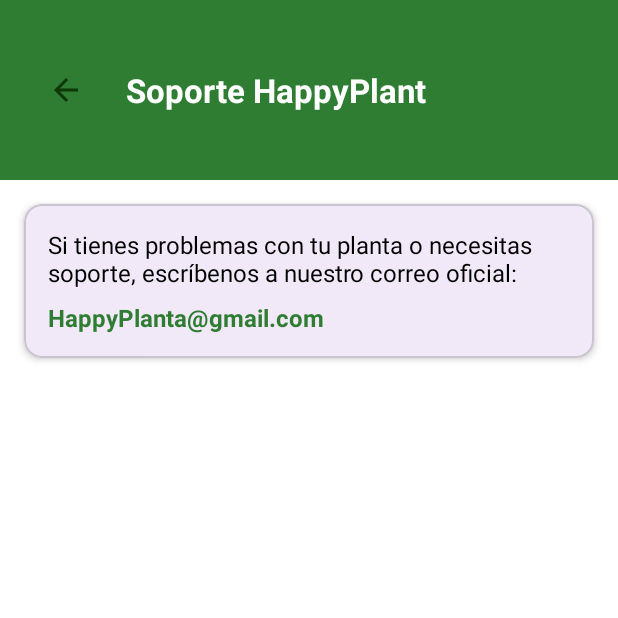
After one commit to mariv542/Plantita-Feliz, an Android app: the soporteActivity screen opened directly, with no data from a screen before it, on a phone screen of 412 x 824 dp, the top half of it. The commit adds this screen. Run offline under Robolectric (Android 15) with nearby library versions, the phone set to English and light mode, and no system bars.

Commit message:
agrego  ecoPerfil el boton de soporte Con su soporte y correo

```diff
--- a/app/src/main/AndroidManifest.xml
+++ b/app/src/main/AndroidManifest.xml
@@ -37,6 +37,7 @@
         <activity android:name=".view.registrar_activity" />
         <activity android:name=".view.ecoUsuario_activity" />
         <activity android:name=".view.dispositivos_activity" />
+        <activity android:name=".view.soporteActivity" />
     </application>
 
 </manifest>
--- a/app/src/main/java/com/example/happyplant/view/perfil_activity.java
+++ b/app/src/main/java/com/example/happyplant/view/perfil_activity.java
@@ -19,7 +19,7 @@ import com.google.firebase.auth.FirebaseAuth;
 public class perfil_activity extends AppCompatActivity {
 
     private FirebaseAuth auth;
-    private MaterialCardView card_InformacionPersonal, card_dispositivos;
+    private MaterialCardView card_InformacionPersonal, card_dispositivos, cardSoporte;
     private MaterialCardView card_logout;
     private ImageButton btnPerfil_regresar;
     private TextView txtGPS;
@@ -40,6 +40,7 @@ public class perfil_activity extends AppCompatActivity {
         // card informacion personal
         card_InformacionPersonal = findViewById(R.id.card_perfil_informacionPersonal);
         card_dispositivos = findViewById(R.id.cardDispositivos);
+        cardSoporte = findViewById(R.id.cardSoporte);
 
         // card log out
         card_logout = findViewById(R.id.card_perfil_Salir);
@@ -71,6 +72,11 @@ public class perfil_activity extends AppCompatActivity {
             // para serrar la pestaña dde login y que no vuelva atras dar finish:
             // finish();
         });
+
+        cardSoporte.setOnClickListener(v -> {
+            Intent intent = new Intent(perfil_activity.this, soporteActivity.class);
+            startActivity(intent);
+        });
         //+--------------------------------------------------------------------------------------------+
     }
 
--- /dev/null
+++ b/app/src/main/java/com/example/happyplant/view/soporteActivity.java
@@ -0,0 +1,37 @@
+package com.example.happyplant.view;
+
+import android.content.Intent;
+import android.net.Uri;
+import android.os.Bundle;
+import android.widget.ImageButton;
+import android.widget.TextView;
+
+import androidx.appcompat.app.AppCompatActivity;
+
+import com.example.happyplant.R;
+
+public class soporteActivity extends AppCompatActivity {
+
+    private ImageButton btnRegresar;
+    private TextView tvCorreoSoporte;
+
+    @Override
+    protected void onCreate(Bundle savedInstanceState) {
+        super.onCreate(savedInstanceState);
+        setContentView(R.layout.activity_soporte);
+
+        btnRegresar = findViewById(R.id.btn_soporte_regresar);
+        tvCorreoSoporte = findViewById(R.id.tvCorreoSoporte);
+
+        // Regresar a la pantalla anterior
+        btnRegresar.setOnClickListener(v -> finish());
+
+        // Abrir correo al hacer click
+        tvCorreoSoporte.setOnClickListener(v -> {
+            Intent intent = new Intent(Intent.ACTION_SENDTO);
+            intent.setData(Uri.parse("mailto:HappyPlanta@gmail.com"));
+            intent.putExtra(Intent.EXTRA_SUBJECT, "Soporte HappyPlant");
+            startActivity(intent);
+        });
+    }
+}
--- /dev/null
+++ b/app/src/main/res/layout/activity_soporte.xml
@@ -0,0 +1,77 @@
+<?xml version="1.0" encoding="utf-8"?>
+<androidx.constraintlayout.widget.ConstraintLayout xmlns:android="http://schemas.android.com/apk/res/android"
+    xmlns:app="http://schemas.android.com/apk/res-auto"
+    android:layout_width="match_parent"
+    android:layout_height="match_parent"
+    android:background="@android:color/white">
+
+    <!-- Header verde -->
+    <LinearLayout
+        android:id="@+id/header"
+        android:layout_width="0dp"
+        android:layout_height="120dp"
+        android:background="@color/green"
+        android:gravity="center_vertical"
+        android:orientation="horizontal"
+        android:padding="16dp"
+        app:layout_constraintTop_toTopOf="parent"
+        app:layout_constraintStart_toStartOf="parent"
+        app:layout_constraintEnd_toEndOf="parent">
+
+        <ImageButton
+            android:id="@+id/btn_soporte_regresar"
+            android:layout_width="56dp"
+            android:layout_height="56dp"
+            android:background="@drawable/bg_btn_round_green"
+            android:src="@drawable/icon_btn_atras"
+            android:contentDescription="@string/desc_btn_back"/>
+
+        <TextView
+            android:layout_width="wrap_content"
+            android:layout_height="wrap_content"
+            android:layout_marginStart="12dp"
+            android:text="Soporte HappyPlant"
+            android:textColor="@android:color/white"
+            android:textSize="22sp"
+            android:textStyle="bold"/>
+    </LinearLayout>
+
+    <!-- Card de Información -->
+    <com.google.android.material.card.MaterialCardView
+        android:id="@+id/cardInfoSoporte"
+        android:layout_width="0dp"
+        android:layout_height="wrap_content"
+        android:layout_margin="16dp"
+        app:cardCornerRadius="12dp"
+        app:cardElevation="3dp"
+        app:layout_constraintTop_toBottomOf="@id/header"
+        app:layout_constraintStart_toStartOf="parent"
+        app:layout_constraintEnd_toEndOf="parent">
+
+        <LinearLayout
+            android:layout_width="match_parent"
+            android:layout_height="wrap_content"
+            android:orientation="vertical"
+            android:padding="16dp">
+
+            <TextView
+                android:id="@+id/tvSoporte"
+                android:layout_width="match_parent"
+                android:layout_height="wrap_content"
+                android:text="Si tienes problemas con tu planta o necesitas soporte, escríbenos a nuestro correo oficial:"
+                android:textSize="16sp"
+                android:textColor="@android:color/black"/>
+
+            <TextView
+                android:id="@+id/tvCorreoSoporte"
+                android:layout_width="match_parent"
+                android:layout_height="wrap_content"
+                android:text="HappyPlanta@gmail.com"
+                android:textColor="@color/green"
+                android:textSize="16sp"
+                android:layout_marginTop="8dp"
+                android:textStyle="bold"/>
+        </LinearLayout>
+    </com.google.android.material.card.MaterialCardView>
+
+</androidx.constraintlayout.widget.ConstraintLayout>
```
